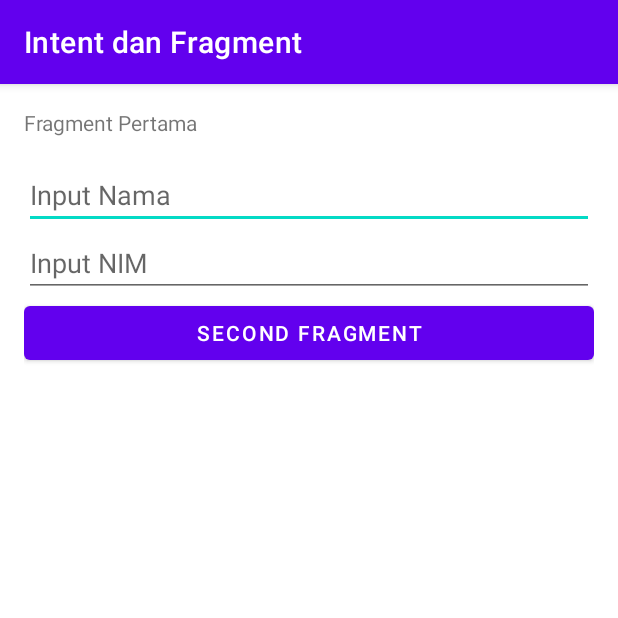
After one commit to rifkiystark/SE02A-18104004-AnandaRifkiyHasan, an Android app: the Practice5FirstFragment screen opened directly, with no data from a screen before it, on a phone screen of 412 x 824 dp, the top half of it. The commit adds this screen. Run offline under Robolectric (Android 15) with nearby library versions, the phone set to English and light mode, and no system bars.

Commit message:
add fragment

```diff
--- a/Praktikum5/Intent dan Fragment/app/build.gradle
+++ b/Praktikum5/Intent dan Fragment/app/build.gradle
@@ -40,6 +40,7 @@ dependencies {
     implementation 'androidx.appcompat:appcompat:1.2.0'
     implementation 'com.google.android.material:material:1.2.1'
     implementation 'androidx.constraintlayout:constraintlayout:2.0.2'
+    implementation 'androidx.legacy:legacy-support-v4:1.0.0'
     testImplementation 'junit:junit:4.+'
     androidTestImplementation 'androidx.test.ext:junit:1.1.2'
     androidTestImplementation 'androidx.test.espresso:espresso-core:3.3.0'
--- a/Praktikum5/Intent dan Fragment/app/src/main/java/com/kiki_18104004/intent_fragment/Practice5Activity.kt
+++ b/Praktikum5/Intent dan Fragment/app/src/main/java/com/kiki_18104004/intent_fragment/Practice5Activity.kt
@@ -54,6 +54,11 @@ class Practice5Activity : AppCompatActivity() {
             intent.data = Uri.parse("tel:$phoneNumber")
             startActivity(intent)
         }
+
+        btnFragment.setOnClickListener{
+            val intent = Intent(this, Practice5ForFragmentActivity::class.java)
+            startActivity(intent)
+        }
     }
 
 
--- /dev/null
+++ b/Praktikum5/Intent dan Fragment/app/src/main/java/com/kiki_18104004/intent_fragment/Practice5FirstFragment.kt
@@ -0,0 +1,47 @@
+package com.kiki_18104004.intent_fragment
+
+import android.os.Bundle
+import android.view.LayoutInflater
+import android.view.View
+import android.view.ViewGroup
+import androidx.fragment.app.Fragment
+import androidx.fragment.app.FragmentManager
+import kotlinx.android.synthetic.main.fragment_practice5_first.*
+
+class Practice5FirstFragment : Fragment() {
+
+    override fun onCreateView(
+        inflater: LayoutInflater, container: ViewGroup?,
+        savedInstanceState: Bundle?
+    ): View? {
+        // Inflate the layout for this fragment
+        return inflater.inflate(R.layout.fragment_practice5_first, container, false)
+    }
+
+    override fun onViewCreated(view: View, savedInstanceState: Bundle?) {
+        super.onViewCreated(view, savedInstanceState)
+        btnToSecondFragment.setOnClickListener{
+            val namaSaya = inputNamaSaya.text.toString()
+            if (namaSaya.isEmpty()) {
+                inputNamaSaya.error = "Nama Tidak Boleh Kosong"
+                return@setOnClickListener
+            }
+            val nimSaya = inputNimSaya.text.toString()
+            if (nimSaya.isEmpty()) {
+                inputNimSaya.error = "Nim Tidak Boleh Kosong"
+                return@setOnClickListener
+            }
+            val mReadDataFragment = Practice5ReadDataFragment()
+            val mBundle = Bundle()
+            mBundle.putString(Practice5ReadDataFragment.EXTRA_NAMA, namaSaya)
+            mReadDataFragment.arguments = mBundle
+            mReadDataFragment.nim = nimSaya.toInt()
+            val mFragmentManager = fragmentManager as FragmentManager
+            mFragmentManager
+                .beginTransaction()
+                .replace(R.id.frame_container, mReadDataFragment, Practice5ReadDataFragment::class.java.simpleName)
+                .addToBackStack(null)
+                .commit()
+        }
+    }
+}
--- /dev/null
+++ b/Praktikum5/Intent dan Fragment/app/src/main/java/com/kiki_18104004/intent_fragment/Practice5ForFragmentActivity.kt
@@ -0,0 +1,23 @@
+package com.kiki_18104004.intent_fragment
+
+import android.os.Bundle
+import android.util.Log
+import androidx.appcompat.app.AppCompatActivity
+
+class Practice5ForFragmentActivity : AppCompatActivity() {
+    override fun onCreate(savedInstanceState: Bundle?) {
+        super.onCreate(savedInstanceState)
+        setContentView(R.layout.activity_practice5_for_fragment)
+
+        val mFragmentManager = supportFragmentManager
+        val mFirstFragment = Practice5FirstFragment()
+        val fragment = mFragmentManager.findFragmentByTag(Practice5FirstFragment::class.java.simpleName)
+        if (fragment !is Practice5FirstFragment) {
+            Log.d("MyFlexibleFragment", "Fragment Name :" + Practice5FirstFragment::class.java.simpleName)
+            mFragmentManager
+                .beginTransaction()
+                .add(R.id.frame_container, mFirstFragment, Practice5FirstFragment::class.java.simpleName)
+                .commit()
+        }
+    }
+}
--- /dev/null
+++ b/Praktikum5/Intent dan Fragment/app/src/main/res/layout/activity_practice5_for_fragment.xml
@@ -0,0 +1,10 @@
+<?xml version="1.0" encoding="utf-8"?>
+<androidx.constraintlayout.widget.ConstraintLayout xmlns:android="http://schemas.android.com/apk/res/android"
+    xmlns:app="http://schemas.android.com/apk/res-auto"
+    xmlns:tools="http://schemas.android.com/tools"
+    android:layout_width="match_parent"
+    android:layout_height="match_parent"
+    android:id="@+id/frame_container"
+    tools:context=".Practice5ForFragmentActivity">
+
+</androidx.constraintlayout.widget.ConstraintLayout>
--- /dev/null
+++ b/Praktikum5/Intent dan Fragment/app/src/main/res/layout/fragment_practice5_first.xml
@@ -0,0 +1,33 @@
+<?xml version="1.0" encoding="utf-8"?>
+<LinearLayout
+    xmlns:android="http://schemas.android.com/apk/res/android"
+    xmlns:tools="http://schemas.android.com/tools"
+    android:layout_width="match_parent"
+    android:layout_height="match_parent"
+    android:orientation="vertical"
+    android:padding="16dp">
+    <TextView
+        android:layout_width="match_parent"
+        android:layout_height="wrap_content"
+        android:layout_marginBottom="16dp"
+        android:text="@string/fragment_first" />
+    <EditText
+        android:id="@+id/inputNamaSaya"
+        android:layout_width="match_parent"
+        android:layout_height="wrap_content"
+        android:ems="10"
+        android:hint="@string/input_nama"
+        android:inputType="textPersonName" />
+    <EditText
+        android:id="@+id/inputNimSaya"
+        android:layout_width="match_parent"
+        android:layout_height="wrap_content"
+        android:ems="10"
+        android:hint="@string/input_nim"
+        android:inputType="number" />
+    <Button
+        android:id="@+id/btnToSecondFragment"
+        android:layout_width="match_parent"
+        android:layout_height="wrap_content"
+        android:text="@string/btn_to_second_fragment" />
+</LinearLayout>
--- a/Praktikum5/Intent dan Fragment/app/src/main/res/values/strings.xml
+++ b/Praktikum5/Intent dan Fragment/app/src/main/res/values/strings.xml
@@ -6,4 +6,13 @@
     <string name="btn_call_camera">Buka Kamera</string>
     <string name="input_phone_number">Panggilan Telepon</string>
     <string name="btn_call_phone">Panggil</string>
+    <string name="btn_fragment">Fragment</string>
+    <!-- TODO: Remove or change this placeholder text -->
+    <string name="hello_blank_fragment">Hello blank fragment</string>
+    <string name="btn_to_second_fragment">Second Fragment</string>
+    <string name="input_nim">Input NIM</string>
+    <string name="input_nama">Input Nama</string>
+    <string name="fragment_first">Fragment Pertama</string>
+    <string name="fragment_second">Fragment Kedua</string>
+    <string name="btn_kembali_beranda">Kembali</string>
 </resources>
```
Also changed, not shown: Praktikum5/Intent dan Fragment/app/src/main/AndroidManifest.xml (+5 -4 lines), Praktikum5/Intent dan Fragment/app/src/main/java/com/kiki_18104004/intent_fragment/Practice5ReadDataFragment.kt (added, +39 -0 lines), Praktikum5/Intent dan Fragment/app/src/main/res/layout/activity_practice5.xml (+10 -0 lines), Praktikum5/Intent dan Fragment/app/src/main/res/layout/fragment_practice5_read_data.xml (added, +23 -0 lines).
